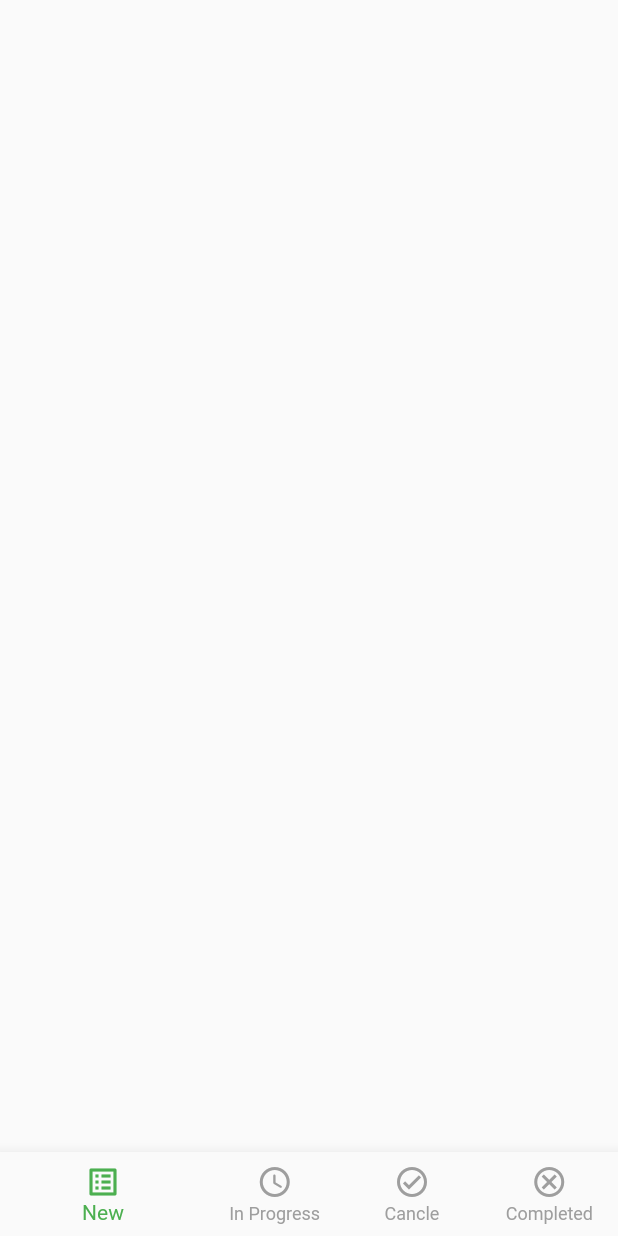
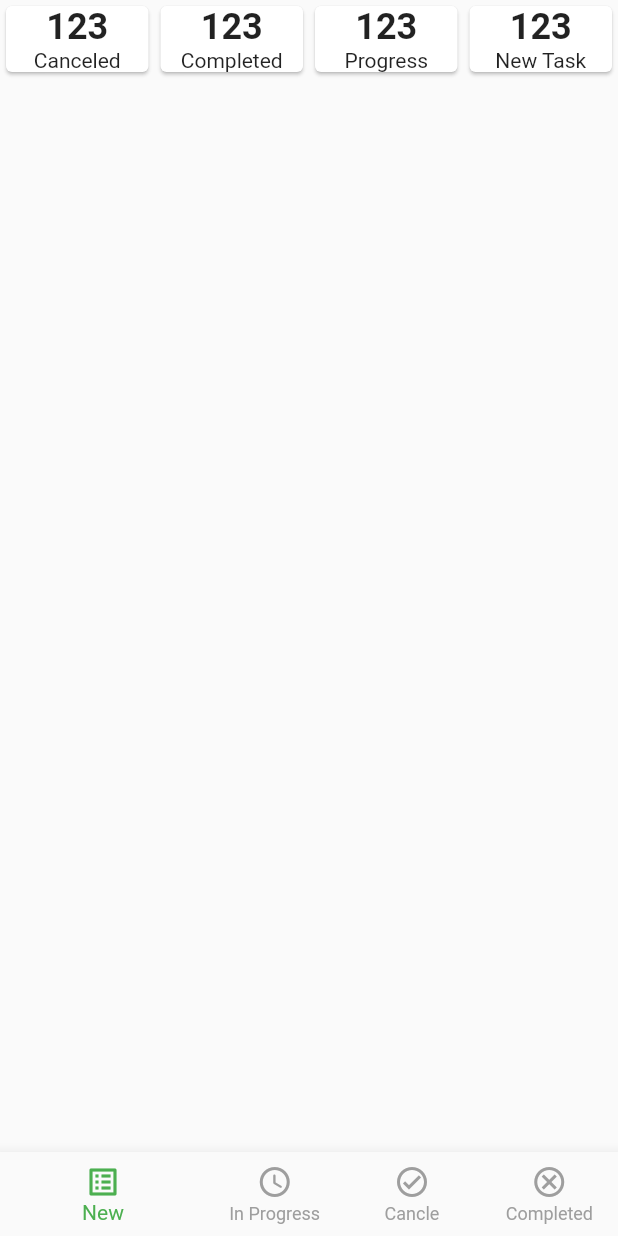
Before and after one commit to musfique113/TaskTracker, a Flutter app: the BottomNavbarScreen screen opened directly, on a phone screen of 412 x 824 dp. Run offline on Flutter 3.47's test engine with Material 2 defaults, Android fonts, the phone set to English and light mode, and no system bars; our stand-ins replace flutter_svg, pin_code_fields.

Commit message:
added the dashBoard

```diff
--- a/lib/ui/presentation/screens/bottom_nav_bar_screen.dart
+++ b/lib/ui/presentation/screens/bottom_nav_bar_screen.dart
@@ -1,4 +1,8 @@
 import 'package:flutter/material.dart';
+import 'package:taskmanager_ostad/ui/presentation/screens/cancelled_task_screen.dart';
+import 'package:taskmanager_ostad/ui/presentation/screens/completed_task_screen.dart';
+import 'in_progress_task_screen.dart';
+import 'new_task_screen.dart';
 
 class BottomNavbarScreen extends StatefulWidget {
   const BottomNavbarScreen({super.key});
@@ -8,16 +12,35 @@ class BottomNavbarScreen extends StatefulWidget {
 }
 
 class _BottomNavbarScreenState extends State<BottomNavbarScreen> {
+
+  int _setectedIndexScreen = 0;
+  final List<Widget> _screens = const [
+    NewTaskScreen(),
+    InProgressTaskScreen(),
+    CancelledTaskScreen(),
+    CompletedTaskScreen()
+  ];
+
   @override
   Widget build(BuildContext context) {
     return Scaffold(
+      body: _screens[_setectedIndexScreen],
       bottomNavigationBar: BottomNavigationBar(
         unselectedItemColor:Colors.grey ,
+        currentIndex: _setectedIndexScreen,
         unselectedLabelStyle: TextStyle(
           color: Colors.grey
         ),
         showUnselectedLabels: true,
         selectedItemColor: Colors.green,
+        onTap: (int index){
+          _setectedIndexScreen = index;
+          if(mounted){
+            setState(() {
+
+            });
+          }
+        },
         items: [
           BottomNavigationBarItem(icon: Icon(Icons.list_alt),label: "New"),
           BottomNavigationBarItem(icon: Icon(Icons.access_time_rounded),label: "In Progress"),
--- a/lib/ui/presentation/screens/new_task_screen.dart
+++ b/lib/ui/presentation/screens/new_task_screen.dart
@@ -0,0 +1,47 @@
+import 'package:flutter/material.dart';
+
+import '../widgets/summary_card.dart';
+
+class NewTaskScreen extends StatelessWidget {
+  const NewTaskScreen({Key? key}) : super(key: key);
+
+  @override
+  Widget build(BuildContext context) {
+    return Scaffold(
+      body: SafeArea(
+        child: Column(
+          children: [
+            Row(
+              children: [
+                Expanded(
+                  child: SummaryCard(
+                    title: "Canceled",
+                      number: 123,
+                  ),
+                ),
+                Expanded(
+                  child: SummaryCard(
+                    title: "Completed",
+                      number: 123,
+                  ),
+                ),
+                Expanded(
+                  child: SummaryCard(
+                    title: "Progress",
+                      number: 123,
+                  ),
+                ),
+                Expanded(
+                  child: SummaryCard(
+                    title: "New Task",
+                      number: 123,
+                  ),
+                ),
+              ],
+            ),
+          ],
+        ),
+      ),
+    );
+  }
+}
--- /dev/null
+++ b/lib/ui/presentation/widgets/summary_card.dart
@@ -0,0 +1,22 @@
+import 'package:flutter/material.dart';
+
+class SummaryCard extends StatelessWidget {
+  const SummaryCard({
+    super.key,required this.number,required this.title
+  });
+
+  final String title;
+  final int number;
+
+  @override
+  Widget build(BuildContext context) {
+    return Card(
+      child: Column(
+        children: [
+          Text("$number",style: TextStyle(fontSize: 24,fontWeight: FontWeight.w600),),
+          Text("$title"),
+        ],
+      ),
+    );
+  }
+}
```
Also changed, not shown: lib/ui/presentation/screens/cancelled_task_screen.dart (+10 -0 lines), lib/ui/presentation/screens/completed_task_screen.dart (+12 -0 lines), lib/ui/presentation/screens/in_progress_task_screen.dart (+10 -0 lines).
